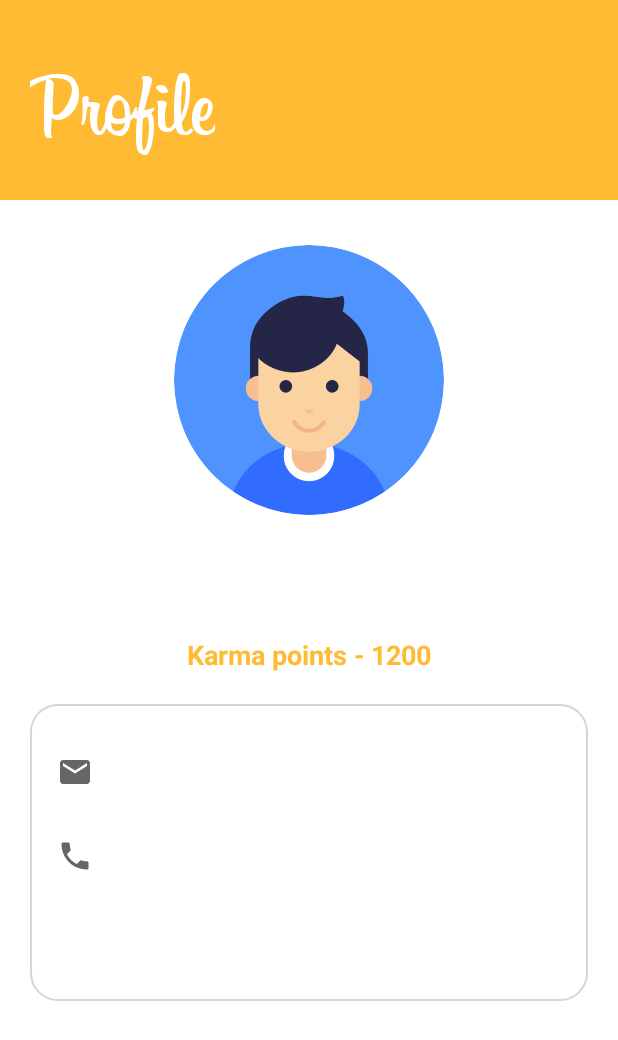
After one commit to Aryan2601/_Gratitude_, an Android app: the ProfileViewActivity screen opened directly, with no data from a screen before it, on a phone screen of 412 x 824 dp. The commit adds this screen. Shown: the top 1040 px of the screen. Run offline under Robolectric (Android 15) with nearby library versions, the phone set to English and light mode, and no system bars; our stand-ins replace CircleImageView, Firebase (no records; nobody signed in at launch, a user with empty details on screens opened directly); 5 statements that could not run were skipped.

Commit message:
Final push from my end

```diff
--- a/app/src/main/AndroidManifest.xml
+++ b/app/src/main/AndroidManifest.xml
@@ -3,7 +3,6 @@
     package="amhacks.gratitude">
 
     <uses-permission android:name="android.permission.INTERNET" />
-
     <uses-permission android:name="android.permission.ACCESS_FINE_LOCATION" />
     <uses-permission android:name="android.permission.READ_EXTERNAL_STORAGE" />
 
@@ -14,6 +13,7 @@
         android:roundIcon="@drawable/logo"
         android:supportsRtl="true"
         android:theme="@style/Theme.Gratitude">
+        <activity android:name=".Activity.ProfileViewActivity"></activity>
         <activity android:name=".Activity.Dashboard" />
         <activity android:name=".Activity.SetupActivity" />
         <activity android:name=".Activity.ReadyToHelpActivity" />
--- a/app/src/main/java/amhacks/gratitude/Activity/Dashboard.java
+++ b/app/src/main/java/amhacks/gratitude/Activity/Dashboard.java
@@ -18,6 +18,7 @@ import com.google.firebase.firestore.FirebaseFirestore;
 import com.google.firebase.firestore.FirebaseFirestoreException;
 import com.google.firebase.firestore.Query;
 
+import android.content.Intent;
 import android.os.Build;
 import android.os.Bundle;
 import android.text.TextUtils;
@@ -121,6 +122,14 @@ public class Dashboard extends AppCompatActivity {
             @Override
             public void onClick(View view) {
                 billsTimePicker.setVisibility(View.VISIBLE);
+            }
+        });
+
+        profileLayout.setOnClickListener(new View.OnClickListener() {
+            @Override
+            public void onClick(View view) {
+                Intent profileIntent = new Intent(Dashboard.this, ProfileViewActivity.class);
+                startActivity(profileIntent);
             }
         });
 
--- /dev/null
+++ b/app/src/main/java/amhacks/gratitude/Activity/ProfileViewActivity.java
@@ -0,0 +1,71 @@
+package amhacks.gratitude.Activity;
+
+import androidx.annotation.Nullable;
+import androidx.appcompat.app.AppCompatActivity;
+
+import android.os.Bundle;
+import android.widget.TextView;
+
+import com.bumptech.glide.Glide;
+import com.google.firebase.auth.FirebaseAuth;
+import com.google.firebase.firestore.DocumentSnapshot;
+import com.google.firebase.firestore.EventListener;
+import com.google.firebase.firestore.FirebaseFirestore;
+import com.google.firebase.firestore.FirebaseFirestoreException;
+
+import org.w3c.dom.Text;
+
+import amhacks.gratitude.R;
+import de.hdodenhof.circleimageview.CircleImageView;
+
+public class ProfileViewActivity extends AppCompatActivity {
+
+    private CircleImageView profileImage;
+    private TextView usernameTV, emailTV, phoneTV, locationTV;
+    private FirebaseAuth mAuth;
+    private String username, email, phone, location, currentUserID;
+    private FirebaseFirestore firestore;
+
+    @Override
+    protected void onCreate(Bundle savedInstanceState) {
+        super.onCreate(savedInstanceState);
+        setContentView(R.layout.activity_profile_view);
+
+        mAuth = FirebaseAuth.getInstance();
+        firestore = FirebaseFirestore.getInstance();
+
+        currentUserID = mAuth.getCurrentUser().getUid().toString();
+
+        profileImage = (CircleImageView) findViewById(R.id.profile_view_image);
+        usernameTV = (TextView) findViewById(R.id.profile_view_username);
+        emailTV = (TextView) findViewById(R.id.profile_view_email);
+        phoneTV = (TextView) findViewById(R.id.profile_view_phone);
+        locationTV = (TextView) findViewById(R.id.profile_view_location);
+
+        firestore.collection("Users").document(currentUserID)
+                .addSnapshotListener(new EventListener<DocumentSnapshot>() {
+                    @Override
+                    public void onEvent(@Nullable DocumentSnapshot value, @Nullable FirebaseFirestoreException error) {
+                        if (value != null)
+                        {
+                            username = value.get("fullname").toString();
+                            email = value.get("email").toString();
+                            phone = value.get("phone").toString();
+                            location = value.get("address").toString();
+
+                            usernameTV.setText(username);
+                            emailTV.setText(email);
+                            phoneTV.setText(phone);
+                            locationTV.setText(location);
+
+                            Glide.with(getApplicationContext()).load(value.get("profile_picture").toString())
+                                    .into(profileImage);
+
+
+                        }
+                    }
+                });
+
+
+    }
+}
--- a/app/src/main/res/layout/activity_dashboard.xml
+++ b/app/src/main/res/layout/activity_dashboard.xml
@@ -111,6 +111,19 @@
         android:layout_height="wrap_content"
         android:orientation="vertical"
         >
+        <Button
+            android:id="@+id/view_helpers_button"
+            android:layout_width="match_parent"
+            android:layout_height="wrap_content"
+            android:text="View helpers"
+            android:background="@drawable/edit_text_style"
+            android:textColor="@color/darker_gray"
+            android:layout_marginLeft="20dp"
+            android:layout_marginRight="20dp"
+            android:layout_marginTop="10dp"
+            android:textStyle="bold"
+            android:padding="10dp"
+            />
 
         <HorizontalScrollView
             android:layout_width="match_parent"
--- /dev/null
+++ b/app/src/main/res/layout/activity_profile_view.xml
@@ -0,0 +1,128 @@
+<?xml version="1.0" encoding="utf-8"?>
+<RelativeLayout xmlns:android="http://schemas.android.com/apk/res/android"
+    xmlns:app="http://schemas.android.com/apk/res-auto"
+    xmlns:tools="http://schemas.android.com/tools"
+    android:layout_width="match_parent"
+    android:layout_height="match_parent"
+    tools:context=".Activity.ProfileViewActivity"
+    >
+
+    <RelativeLayout
+        android:layout_width="match_parent"
+        android:layout_height="wrap_content"
+        android:id="@+id/profile_view_header"
+        android:background="@color/orange"
+        >
+
+        <TextView
+            android:layout_width="wrap_content"
+            android:layout_height="83dp"
+            android:layout_marginLeft="10dp"
+            android:layout_marginTop="30dp"
+            android:fontFamily="@font/billabong"
+            android:padding="10dp"
+            android:text="Profile"
+            android:textColor="@color/white"
+            android:textSize="60sp"
+            android:layout_marginBottom="20dp"
+            />
+    </RelativeLayout>
+    <ScrollView
+        android:layout_width="match_parent"
+        android:layout_height="wrap_content"
+        android:layout_below="@id/profile_view_header"
+        >
+
+
+    <LinearLayout
+        android:layout_width="match_parent"
+        android:layout_height="wrap_content"
+        android:orientation="vertical"
+        android:gravity="center"
+        >
+
+        <de.hdodenhof.circleimageview.CircleImageView
+            android:id="@+id/profile_view_image"
+            android:layout_width="180dp"
+            android:layout_height="180dp"
+            android:src="@drawable/profile_picture"
+            android:layout_marginTop="30dp"
+            />
+        <TextView
+            android:id="@+id/profile_view_username"
+            android:layout_width="wrap_content"
+            android:layout_height="wrap_content"
+            android:text="Username"
+            android:textSize="25sp"
+            android:textStyle="bold"
+            android:padding="5dp"
+            android:layout_marginTop="20dp"
+            />
+        <TextView
+            android:layout_width="wrap_content"
+            android:layout_height="wrap_content"
+            android:text="Karma points - 1200"
+            android:textSize="18sp"
+            android:textStyle="bold"
+            android:textColor="@color/orange"
+            android:padding="5dp"
+            android:layout_marginTop="10dp"
+            />
+        <LinearLayout
+            android:layout_width="match_parent"
+            android:layout_height="wrap_content"
+            android:orientation="vertical"
+            android:gravity="left"
+            android:padding="10dp"
+            android:background="@drawable/edit_text_style"
+            android:layout_marginLeft="20dp"
+            android:layout_marginRight="20dp"
+            android:layout_marginTop="15dp"
+            android:layout_marginBottom="20dp"
+            android:backgroundTint="@color/com_facebook_blue"
+            >
+
+            <TextView
+                android:id="@+id/profile_view_email"
+                android:layout_width="wrap_content"
+                android:layout_height="wrap_content"
+                android:text="Email address"
+                android:drawableLeft="@drawable/email_icon"
+                android:drawablePadding="10dp"
+                android:textSize="18sp"
+                android:padding="8dp"
+                android:layout_marginTop="15dp"
+                />
+
+            <TextView
+                android:id="@+id/profile_view_phone"
+                android:layout_width="wrap_content"
+                android:layout_height="wrap_content"
+                android:text="Phone"
+                android:drawableLeft="@drawable/phone_icon"
+                android:drawablePadding="10dp"
+                android:textSize="18sp"
+                android:padding="8dp"
+                android:layout_marginTop="15dp"
+                />
+
+            <TextView
+                android:id="@+id/profile_view_location"
+                android:layout_width="wrap_content"
+                android:layout_height="wrap_content"
+                android:text="Location"
+                android:textSize="18sp"
+                android:padding="8dp"
+                android:textStyle="bold"
+                android:layout_marginTop="15dp"
+                android:layout_marginBottom="10dp"
+                />
+
+        </LinearLayout>
+
+    </LinearLayout>
+
+    </ScrollView>
+
+
+</RelativeLayout>
```
